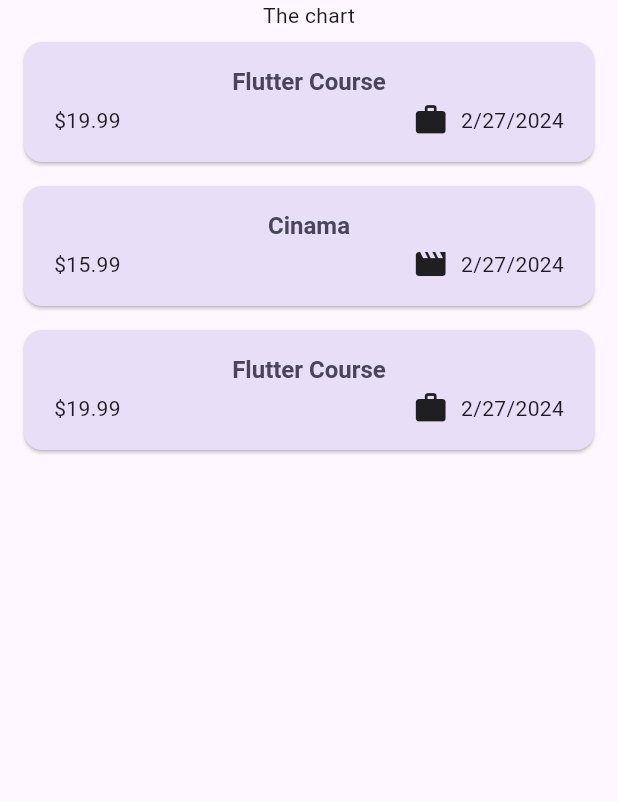
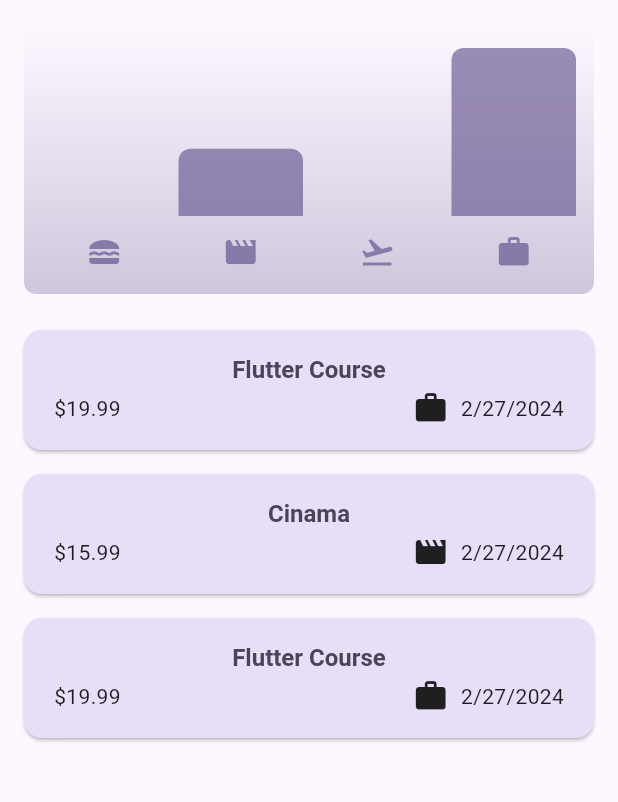
Before and after one commit to dilanthas/flutter-expense-tracker, a Flutter app: the screen it shows after launch, on a phone screen of 412 x 824 dp, the part 84-886 px from its top. Run offline on Flutter 3.47's test engine with Material 3 defaults, Android fonts, the phone set to English and light mode, and no system bars.

Commit message:
chart component

```diff
--- /dev/null
+++ b/lib/widgets/chart/chart.dart
@@ -0,0 +1,96 @@
+import 'package:expense_tracker/widgets/expenses.dart';
+import 'package:flutter/material.dart';
+
+import 'package:expense_tracker/widgets/chart/chart_bar.dart';
+import 'package:expense_tracker/models/expense.dart';
+
+class Chart extends StatelessWidget {
+  const Chart({super.key, required this.expenses});
+
+  final List<Expense> expenses;
+
+  List<ExpenseBucket> get buckets {
+    return [
+      ExpenseBucket.forCategory(expenses, Category.food),
+      ExpenseBucket.forCategory(expenses, Category.leiure),
+      ExpenseBucket.forCategory(expenses, Category.travel),
+      ExpenseBucket.forCategory(expenses, Category.work),
+    ];
+  }
+
+  double get maxTotalExpense {
+    double maxTotalExpense = 0;
+
+    for (final bucket in buckets) {
+      if (bucket.totalExpenses > maxTotalExpense) {
+        maxTotalExpense = bucket.totalExpenses;
+      }
+    }
+
+    return maxTotalExpense;
+  }
+
+  @override
+  Widget build(BuildContext context) {
+    final isDarkMode =
+        MediaQuery.of(context).platformBrightness == Brightness.dark;
+    return Container(
+      margin: const EdgeInsets.all(16),
+      padding: const EdgeInsets.symmetric(
+        vertical: 16,
+        horizontal: 8,
+      ),
+      width: double.infinity,
+      height: 180,
+      decoration: BoxDecoration(
+        borderRadius: BorderRadius.circular(8),
+        gradient: LinearGradient(
+          colors: [
+            Theme.of(context).colorScheme.primary.withOpacity(0.3),
+            Theme.of(context).colorScheme.primary.withOpacity(0.0)
+          ],
+          begin: Alignment.bottomCenter,
+          end: Alignment.topCenter,
+        ),
+      ),
+      child: Column(
+        children: [
+          Expanded(
+            child: Row(
+              crossAxisAlignment: CrossAxisAlignment.end,
+              children: [
+                for (final bucket in buckets) // alternative to map()
+                  ChartBar(
+                    fill: bucket.totalExpenses == 0
+                        ? 0
+                        : bucket.totalExpenses / maxTotalExpense,
+                  )
+              ],
+            ),
+          ),
+          const SizedBox(height: 12),
+          Row(
+            children: buckets
+                .map(
+                  (bucket) => Expanded(
+                    child: Padding(
+                      padding: const EdgeInsets.symmetric(horizontal: 4),
+                      child: Icon(
+                        categoryIcons[bucket.category],
+                        color: isDarkMode
+                            ? Theme.of(context).colorScheme.secondary
+                            : Theme.of(context)
+                                .colorScheme
+                                .primary
+                                .withOpacity(0.7),
+                      ),
+                    ),
+                  ),
+                )
+                .toList(),
+          )
+        ],
+      ),
+    );
+  }
+}
--- /dev/null
+++ b/lib/widgets/chart/chart_bar.dart
@@ -0,0 +1,34 @@
+import 'package:flutter/material.dart';
+
+class ChartBar extends StatelessWidget {
+  const ChartBar({
+    super.key,
+    required this.fill,
+  });
+
+  final double fill;
+
+  @override
+  Widget build(BuildContext context) {
+    final isDarkMode =
+        MediaQuery.of(context).platformBrightness == Brightness.dark;
+    return Expanded(
+      child: Padding(
+        padding: const EdgeInsets.symmetric(horizontal: 4),
+        child: FractionallySizedBox(
+          heightFactor: fill,
+          child: DecoratedBox(
+            decoration: BoxDecoration(
+              shape: BoxShape.rectangle,
+              borderRadius:
+                  const BorderRadius.vertical(top: Radius.circular(8)),
+              color: isDarkMode
+                  ? Theme.of(context).colorScheme.secondary
+                  : Theme.of(context).colorScheme.primary.withOpacity(0.65),
+            ),
+          ),
+        ),
+      ),
+    );
+  }
+}
--- a/lib/widgets/expenses.dart
+++ b/lib/widgets/expenses.dart
@@ -1,3 +1,4 @@
+import 'package:expense_tracker/widgets/chart/chart.dart';
 import 'package:expense_tracker/widgets/expense_list/expenses_list.dart';
 import 'package:expense_tracker/models/expense.dart';
 import 'package:expense_tracker/widgets/new_expense.dart';
@@ -49,7 +50,7 @@ class _ExpensesState extends State<Expenses> {
     setState(() {
       _registeredExpenses.remove(expense);
     });
-     ScaffoldMessenger.of(context).clearSnackBars();
+    ScaffoldMessenger.of(context).clearSnackBars();
     ScaffoldMessenger.of(context).showSnackBar(SnackBar(
         action: SnackBarAction(
           label: 'Undo',
@@ -81,10 +82,29 @@ class _ExpensesState extends State<Expenses> {
       ),
       body: Column(
         children: [
-          const Text('The chart'),
+          Chart(expenses: _registeredExpenses),
           Expanded(child: mainContent),
         ],
       ),
     );
   }
 }
+
+class ExpenseBucket {
+  const ExpenseBucket({required this.category, required this.expenses});
+  final Category category;
+  final List<Expense> expenses;
+
+  ExpenseBucket.forCategory(List<Expense> allExpense, this.category)
+      : expenses = allExpense
+            .where((element) => element.category == category)
+            .toList();
+
+  double get totalExpenses {
+    double sum = 0;
+    for (final expense in expenses) {
+      sum += expense.amount;
+    }
+    return sum;
+  }
+}
```
